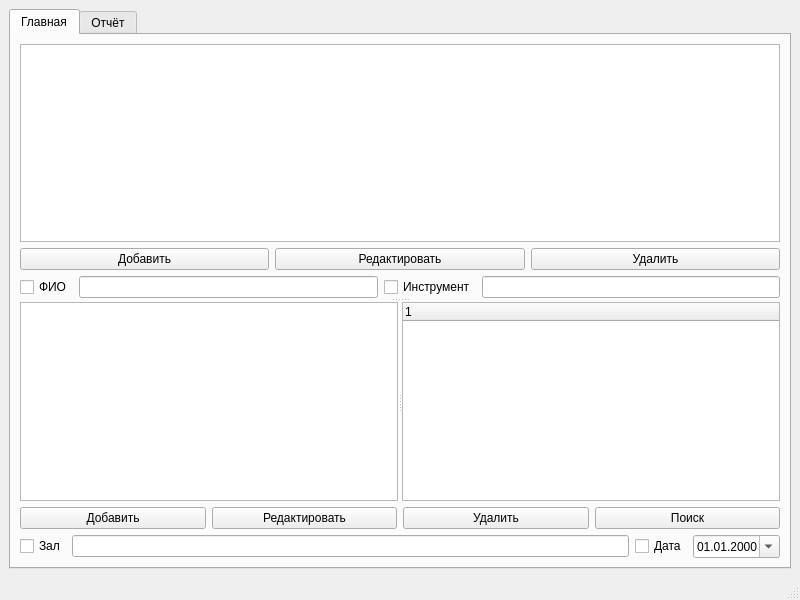
Qt form mainwindow.ui (molchanovsv/kursovaya2) before a commit.
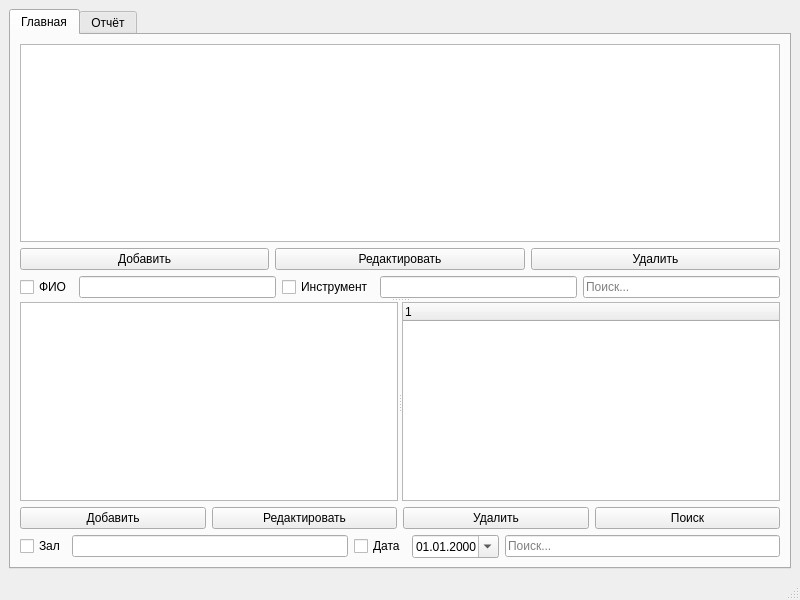
The same form after that commit.

Commit message: Fix search filtering and remove missing button

```diff
--- a/mainwindow.ui
+++ b/mainwindow.ui
@@ -83,6 +83,13 @@
           <item>
            <widget class="QLineEdit" name="instrFilterEdit"/>
           </item>
+          <item>
+           <widget class="QLineEdit" name="studentSearchEdit">
+            <property name="placeholderText">
+             <string>Поиск...</string>
+            </property>
+           </widget>
+          </item>
          </layout>
         </item>
        </layout>
@@ -166,6 +173,13 @@
                 </property>
                </widget>
               </item>
+               <item>
+                <widget class="QLineEdit" name="concertSearchEdit">
+                 <property name="placeholderText">
+                  <string>Поиск...</string>
+                 </property>
+                </widget>
+               </item>
              </layout>
             </item>
            </layout>
```
The commit also changes 1 other file.
